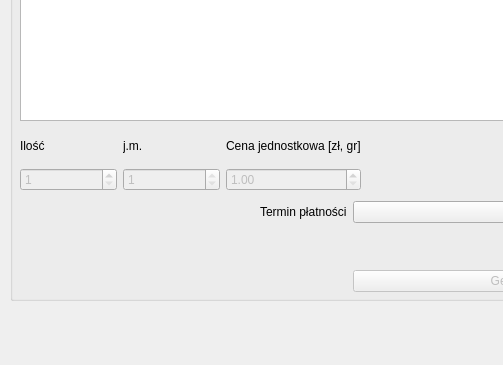
Above: gui/designer/main_window.ui from pazdzier/Fakturer before the change; both pictures show x 0 to 503 and y 439 to 804 of the 1458 by 804 pixel window. Below: the same form after it.
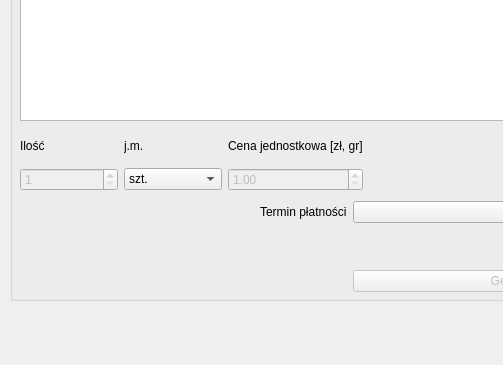
That is the form after the change.

The edit to the form file:
```diff
--- a/gui/designer/main_window.ui
+++ b/gui/designer/main_window.ui
@@ -140,7 +140,7 @@
          <rect>
           <x>10</x>
           <y>540</y>
-          <width>341</width>
+          <width>343</width>
           <height>61</height>
          </rect>
         </property>
@@ -196,16 +196,12 @@
           </widget>
          </item>
          <item row="3" column="1">
-          <widget class="QSpinBox" name="measureBox">
-           <property name="enabled">
-            <bool>false</bool>
-           </property>
-           <property name="minimum">
-            <number>1</number>
-           </property>
-           <property name="maximum">
-            <number>1</number>
-           </property>
+          <widget class="QComboBox" name="measureBox">
+           <item>
+            <property name="text">
+             <string>szt.</string>
+            </property>
+           </item>
           </widget>
          </item>
         </layout>
```
